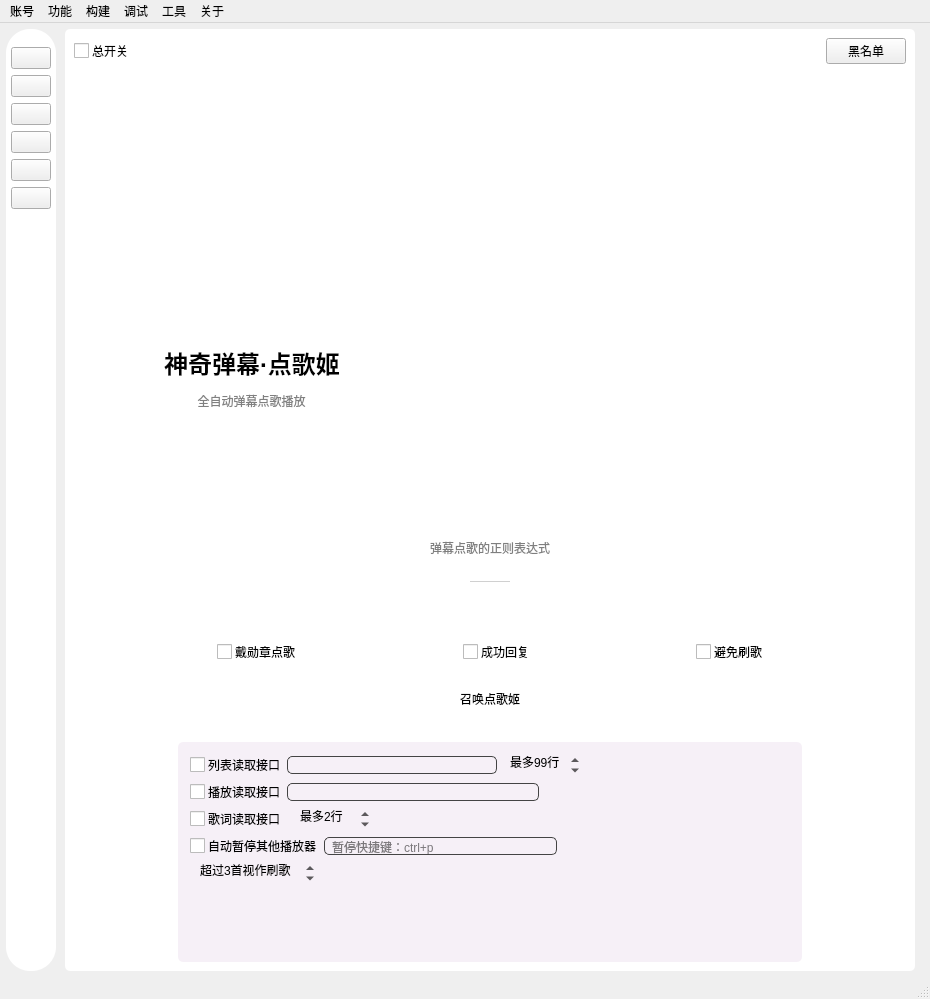
First picture: the form in mainwindow/mainwindow.ui, repository iwxyi/Bilibili-MagicalDanmaku, before the edit.
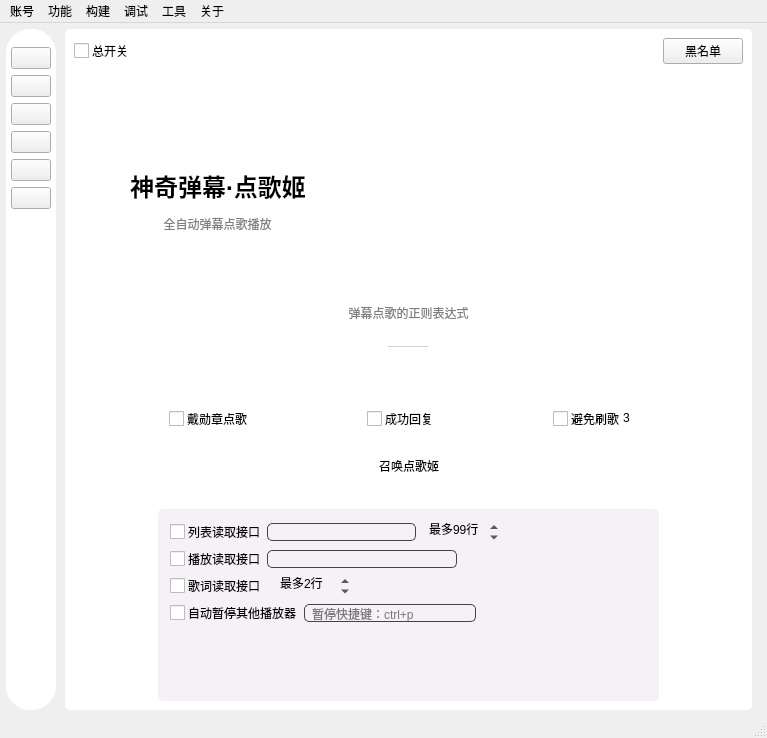
Second picture: the form after the edit. The open tabs and pages were chosen to show the change. Icons and pictures are not drawn. Custom widgets are drawn as their Qt base class.

What changed in the file:
```diff
--- a/mainwindow/mainwindow.ui
+++ b/mainwindow/mainwindow.ui
@@ -6,8 +6,8 @@
    <rect>
     <x>0</x>
     <y>0</y>
-    <width>930</width>
-    <height>999</height>
+    <width>767</width>
+    <height>738</height>
    </rect>
   </property>
   <property name="windowTitle">
@@ -4828,7 +4828,7 @@
                <item>
                 <layout class="QVBoxLayout" name="verticalLayout_50">
                  <property name="spacing">
-                  <number>4</number>
+                  <number>6</number>
                  </property>
                  <item>
                   <widget class="QLabel" name="label_41">
@@ -4913,7 +4913,7 @@
                <item>
                 <layout class="QVBoxLayout" name="verticalLayout_51">
                  <property name="spacing">
-                  <number>4</number>
+                  <number>6</number>
                  </property>
                  <item>
                   <widget class="QLabel" name="label_43">
@@ -4998,7 +4998,7 @@
                <item>
                 <layout class="QVBoxLayout" name="verticalLayout_52">
                  <property name="spacing">
-                  <number>4</number>
+                  <number>6</number>
                  </property>
                  <item>
                   <widget class="QLabel" name="label_44">
@@ -5025,15 +5025,23 @@
                   </widget>
                  </item>
                  <item>
-                  <widget class="QCheckBox" name="diangeShuaCheck">
-                   <property name="cursor">
-                    <cursorShape>PointingHandCursor</cursorShape>
+                  <layout class="QHBoxLayout" name="horizontalLayout_46">
+                   <property name="spacing">
+                    <number>0</number>
                    </property>
-                   <property name="toolTip">
-                    <string>&lt;html&gt;&lt;head/&gt;&lt;body&gt;&lt;p&gt;避免频繁点歌&lt;/p&gt;&lt;p&gt;在之前已经点歌但尚未播放的时候，本次点歌无效&lt;/p&gt;&lt;p&gt;需打开点歌姬界面&lt;/p&gt;&lt;/body&gt;&lt;/html&gt;</string>
+                   <property name="topMargin">
+                    <number>0</number>
                    </property>
-                   <property name="styleSheet">
-                    <string notr="true">QCheckBox{
+                   <item>
+                    <widget class="QCheckBox" name="diangeShuaCheck">
+                     <property name="cursor">
+                      <cursorShape>PointingHandCursor</cursorShape>
+                     </property>
+                     <property name="toolTip">
+                      <string>&lt;html&gt;&lt;head/&gt;&lt;body&gt;&lt;p&gt;避免频繁点歌&lt;/p&gt;&lt;p&gt;在之前已经点歌但尚未播放的时候，本次点歌无效&lt;/p&gt;&lt;p&gt;需打开点歌姬界面&lt;/p&gt;&lt;/body&gt;&lt;/html&gt;</string>
+                     </property>
+                     <property name="styleSheet">
+                      <string notr="true">QCheckBox{
     spacing: 3px;
 }
 
@@ -5065,11 +5073,65 @@
 QCheckBox::indicator:checked:pressed {
     image: url(:/widgets/checked_press);
 }</string>
-                   </property>
-                   <property name="text">
-                    <string>避免刷歌</string>
-                   </property>
-                  </widget>
+                     </property>
+                     <property name="text">
+                      <string>避免刷歌</string>
+                     </property>
+                    </widget>
+                   </item>
+                   <item>
+                    <widget class="QSpinBox" name="orderSongShuaSpin">
+                     <property name="contextMenuPolicy">
+                      <enum>Qt::NoContextMenu</enum>
+                     </property>
+                     <property name="toolTip">
+                      <string>&lt;html&gt;&lt;head/&gt;&lt;body&gt;&lt;p&gt;超过这个数量则视作刷屏点歌，点歌无效，并触发 ORDER_SONG_FREQUENCY 事件&lt;/p&gt;&lt;p&gt;未开启“避免刷歌”选项时无效&lt;/p&gt;&lt;/body&gt;&lt;/html&gt;</string>
+                     </property>
+                     <property name="styleSheet">
+                      <string notr="true">QAbstractSpinBox
+{
+	background: transparent;
+	margin: 0px;
+	padding: 0px;
+	border: none;
+}
+
+QSpinBox::up-button
+{
+	border-image:url(:/icons/up_arrow);
+	width: 0px;
+}
+
+QSpinBox::down-button
+{
+	border-image:url(:/icons/down_arrow);
+	width: 0px;
+}</string>
+                     </property>
+                     <property name="frame">
+                      <bool>false</bool>
+                     </property>
+                     <property name="alignment">
+                      <set>Qt::AlignCenter</set>
+                     </property>
+                     <property name="suffix">
+                      <string/>
+                     </property>
+                     <property name="prefix">
+                      <string/>
+                     </property>
+                     <property name="minimum">
+                      <number>1</number>
+                     </property>
+                     <property name="maximum">
+                      <number>9</number>
+                     </property>
+                     <property name="value">
+                      <number>3</number>
+                     </property>
+                    </widget>
+                   </item>
+                  </layout>
                  </item>
                 </layout>
                </item>
@@ -5603,63 +5665,6 @@
                   </item>
                  </layout>
                 </item>
-                <item>
-                 <layout class="QHBoxLayout" name="horizontalLayout_41">
-                  <property name="topMargin">
-                   <number>0</number>
-                  </property>
-                  <item>
-                   <widget class="QSpinBox" name="orderSongShuaSpin">
-                    <property name="contextMenuPolicy">
-                     <enum>Qt::NoContextMenu</enum>
-                    </property>
-                    <property name="toolTip">
-                     <string>&lt;html&gt;&lt;head/&gt;&lt;body&gt;&lt;p&gt;超过这个数量则视作刷屏点歌，点歌无效，并触发 ORDER_SONG_FREQUENCY 事件&lt;/p&gt;&lt;p&gt;未开启“避免刷歌”选项时无效&lt;/p&gt;&lt;/body&gt;&lt;/html&gt;</string>
-                    </property>
-                    <property name="styleSheet">
-                     <string notr="true">QAbstractSpinBox
-{
-	background: transparent;
-}</string>
-                    </property>
-                    <property name="frame">
-                     <bool>false</bool>
-                    </property>
-                    <property name="alignment">
-                     <set>Qt::AlignCenter</set>
-                    </property>
-                    <property name="suffix">
-                     <string>首视作刷歌</string>
-                    </property>
-                    <property name="prefix">
-                     <string>超过</string>
-                    </property>
-                    <property name="minimum">
-                     <number>1</number>
-                    </property>
-                    <property name="maximum">
-                     <number>99</number>
-                    </property>
-                    <property name="value">
-                     <number>3</number>
-                    </property>
-                   </widget>
-                  </item>
-                  <item>
-                   <spacer name="horizontalSpacer_19">
-                    <property name="orientation">
-                     <enum>Qt::Horizontal</enum>
-                    </property>
-                    <property name="sizeHint" stdset="0">
-                     <size>
-                      <width>40</width>
-                      <height>20</height>
-                     </size>
-                    </property>
-                   </spacer>
-                  </item>
-                 </layout>
-                </item>
                 <item>
                  <widget class="QListWidget" name="diangeHistoryListWidget">
                   <property name="sizePolicy">
@@ -6607,7 +6612,7 @@
     <rect>
      <x>0</x>
      <y>0</y>
-     <width>930</width>
+     <width>767</width>
      <height>21</height>
     </rect>
    </property>
```
Left out of the diff: 22 changed lines with no effect on the pictures.
